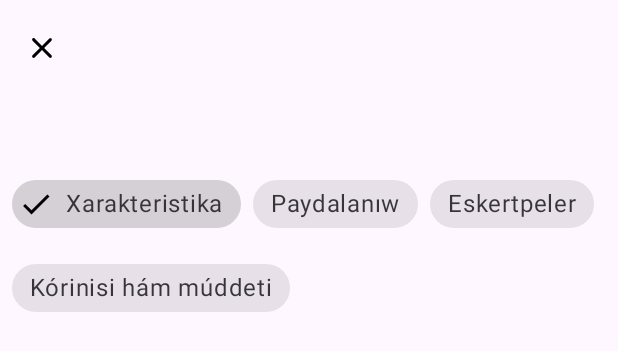
After one commit to theberdakh/Pharmacy, an Android app: the layout fragment_medicine.xml on its own in the app's theme, with its tools: preview values and no code run, on a phone screen of 412 x 824 dp. The commit adds this screen. Shown: the top 351 px of the screen. Run offline under Robolectric (Android 15) with nearby library versions, the phone set to English and light mode, and no system bars.

Commit message:
add medicine details

```diff
--- a/app/build.gradle
+++ b/app/build.gradle
@@ -43,6 +43,7 @@ dependencies {
     implementation libs.androidx.activity
     implementation libs.androidx.constraintlayout
     implementation libs.androidx.preference
+    implementation libs.androidx.navigation.fragment.ktx
     testImplementation libs.junit
     androidTestImplementation libs.androidx.junit
     androidTestImplementation libs.androidx.espresso.core
--- /dev/null
+++ b/app/src/main/res/drawable/round_close_24.xml
@@ -0,0 +1,5 @@
+<vector xmlns:android="http://schemas.android.com/apk/res/android" android:height="24dp" android:tint="#000000" android:viewportHeight="24" android:viewportWidth="24" android:width="24dp">
+
+    <path android:fillColor="@android:color/white" android:pathData="M18.3,5.71c-0.39,-0.39 -1.02,-0.39 -1.41,0L12,10.59 7.11,5.7c-0.39,-0.39 -1.02,-0.39 -1.41,0 -0.39,0.39 -0.39,1.02 0,1.41L10.59,12 5.7,16.89c-0.39,0.39 -0.39,1.02 0,1.41 0.39,0.39 1.02,0.39 1.41,0L12,13.41l4.89,4.89c0.39,0.39 1.02,0.39 1.41,0 0.39,-0.39 0.39,-1.02 0,-1.41L13.41,12l4.89,-4.89c0.38,-0.38 0.38,-1.02 0,-1.4z"/>
+
+</vector>
--- a/app/src/main/res/layout/fragment_account.xml
+++ b/app/src/main/res/layout/fragment_account.xml
@@ -20,6 +20,7 @@
         <com.google.android.material.appbar.MaterialToolbar
             android:layout_width="match_parent"
             android:layout_height="wrap_content"
+            android:paddingVertical="20dp"
             android:layout_margin="8dp"
             android:background="@drawable/shape_corner"
             android:backgroundTint="?colorPrimaryDark"
--- /dev/null
+++ b/app/src/main/res/layout/fragment_medicine.xml
@@ -0,0 +1,95 @@
+<?xml version="1.0" encoding="utf-8"?>
+<androidx.core.widget.NestedScrollView xmlns:android="http://schemas.android.com/apk/res/android"
+    xmlns:app="http://schemas.android.com/apk/res-auto"
+    xmlns:tools="http://schemas.android.com/tools"
+    android:layout_width="match_parent"
+    android:layout_height="match_parent"
+    android:background="?colorSurface"
+    android:clickable="true"
+    android:focusable="true">
+
+    <LinearLayout
+        android:layout_width="match_parent"
+        android:layout_height="match_parent"
+        android:orientation="vertical">
+
+        <com.google.android.material.appbar.CollapsingToolbarLayout
+            style="@style/Widget.Material3.CollapsingToolbar.Medium"
+            android:layout_width="match_parent"
+            android:layout_height="?collapsingToolbarLayoutMediumSize"
+            app:titleCollapseMode="scale">
+
+            <com.google.android.material.appbar.MaterialToolbar
+                android:id="@+id/title_medicine"
+                android:layout_width="match_parent"
+                android:layout_height="match_parent"
+                app:navigationIcon="@drawable/round_close_24"
+                app:titleTextAppearance="?textAppearanceHeadline5"
+                tools:title="@string/hello" />
+
+        </com.google.android.material.appbar.CollapsingToolbarLayout>
+
+
+        <com.google.android.material.chip.ChipGroup
+            android:id="@+id/chip_group"
+            android:layout_width="match_parent"
+            android:layout_height="wrap_content"
+            android:layout_marginHorizontal="8dp"
+            app:checkedChip="@+id/chip_characteristics"
+            app:selectionRequired="true"
+            app:singleSelection="true">
+
+
+
+            <com.google.android.material.chip.Chip
+                android:id="@+id/chip_characteristics"
+                style="@style/Widget.MaterialComponents.Chip.Filter"
+                android:layout_width="wrap_content"
+                android:layout_height="wrap_content"
+                android:text="Xarakteristika"
+                android:textAppearance="?textAppearanceBodyLarge"
+                app:chipCornerRadius="16dp"
+                app:chipStrokeColor="?colorSecondary" />
+
+            <com.google.android.material.chip.Chip
+                android:id="@+id/chip_usage"
+                style="@style/Widget.MaterialComponents.Chip.Filter"
+                android:layout_width="wrap_content"
+                android:layout_height="wrap_content"
+                android:text="Paydalanıw"
+                android:textAppearance="?textAppearanceBodyLarge"
+                app:chipCornerRadius="16dp"
+                app:chipStrokeColor="?colorSecondary" />
+
+            <com.google.android.material.chip.Chip
+                android:id="@+id/chip_warning"
+                style="@style/Widget.MaterialComponents.Chip.Filter"
+                android:layout_width="wrap_content"
+                android:layout_height="wrap_content"
+                android:text="Eskertpeler"
+                android:textAppearance="?textAppearanceBodyLarge"
+                app:chipCornerRadius="16dp"
+                app:chipStrokeColor="?colorSecondary" />
+
+            <com.google.android.material.chip.Chip
+                android:id="@+id/chip_general"
+                style="@style/Widget.MaterialComponents.Chip.Filter"
+                android:layout_width="wrap_content"
+                android:layout_height="wrap_content"
+                android:text="Kórinisi hám múddeti"
+                android:textAppearance="?textAppearanceBodyLarge"
+                app:chipCornerRadius="16dp"
+                app:chipStrokeColor="?colorSecondary" />
+
+        </com.google.android.material.chip.ChipGroup>
+
+
+        <androidx.recyclerview.widget.RecyclerView
+            android:id="@+id/rv_medicine_details"
+            android:layout_width="match_parent"
+            android:layout_height="match_parent"
+            app:layoutManager="androidx.recyclerview.widget.LinearLayoutManager" />
+
+    </LinearLayout>
+
+</androidx.core.widget.NestedScrollView>
--- a/app/src/main/res/layout/item_pharmacy_company.xml
+++ b/app/src/main/res/layout/item_pharmacy_company.xml
@@ -1,6 +1,6 @@
 <?xml version="1.0" encoding="utf-8"?>
 <LinearLayout xmlns:android="http://schemas.android.com/apk/res/android"
-    android:layout_width="match_parent"
+    android:layout_width="350dp"
     android:layout_height="wrap_content"
     xmlns:app="http://schemas.android.com/apk/res-auto"
     xmlns:tools="http://schemas.android.com/tools"
--- a/gradle/libs.versions.toml
+++ b/gradle/libs.versions.toml
@@ -11,6 +11,7 @@ material = "1.11.0"
 activity = "1.8.2"
 constraintlayout = "2.1.4"
 preference = "1.2.1"
+navigationFragmentKtx = "2.7.7"
 
 [libraries]
 androidx-core-ktx = { group = "androidx.core", name = "core-ktx", version.ref = "coreKtx" }
@@ -23,6 +24,7 @@ material = { group = "com.google.android.material", name = "material", version.r
 androidx-activity = { group = "androidx.activity", name = "activity", version.ref = "activity" }
 androidx-constraintlayout = { group = "androidx.constraintlayout", name = "constraintlayout", version.ref = "constraintlayout" }
 androidx-preference = { group = "androidx.preference", name = "preference", version.ref = "preference" }
+androidx-navigation-fragment-ktx = { group = "androidx.navigation", name = "navigation-fragment-ktx", version.ref = "navigationFragmentKtx" }
 
 
 [plugins]
```
Also changed, not shown: app/src/main/java/com/theberdakh/pharmacy/home/HomeFragment.kt (+11 -1 lines), app/src/main/java/com/theberdakh/pharmacy/home/presentation/MedicineAdapter.kt (+9 -1 lines), app/src/main/java/com/theberdakh/pharmacy/main/MainActivity.kt (+7 -1 lines), app/src/main/java/com/theberdakh/pharmacy/medicine/DetailsAdapter.kt (added, +45 -0 lines), app/src/main/java/com/theberdakh/pharmacy/medicine/MedicineFragment.kt (added, +101 -0 lines), app/src/main/java/com/theberdakh/pharmacy/search/SearchFragment.kt (+10 -2 lines), app/src/main/res/layout/activity_main.xml (+4 -10 lines), app/src/main/res/layout/item_medicine_info.xml (added, +29 -0 lines), app/src/main/res/navigation/parent_graph.xml (added, +12 -0 lines).
